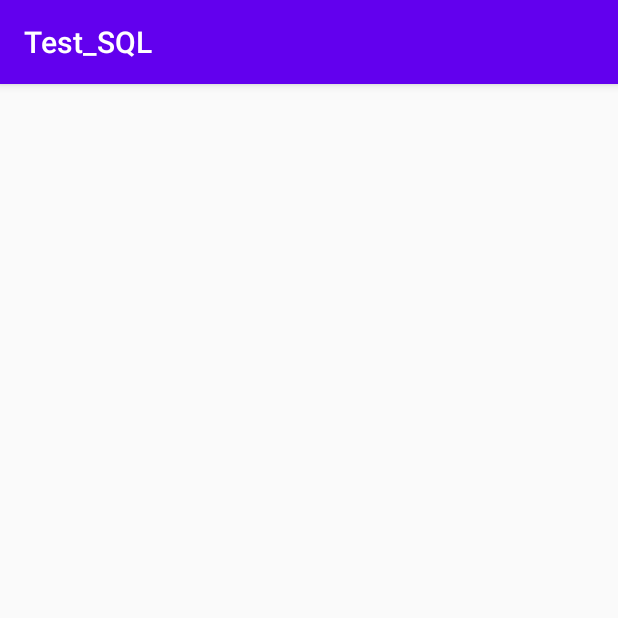
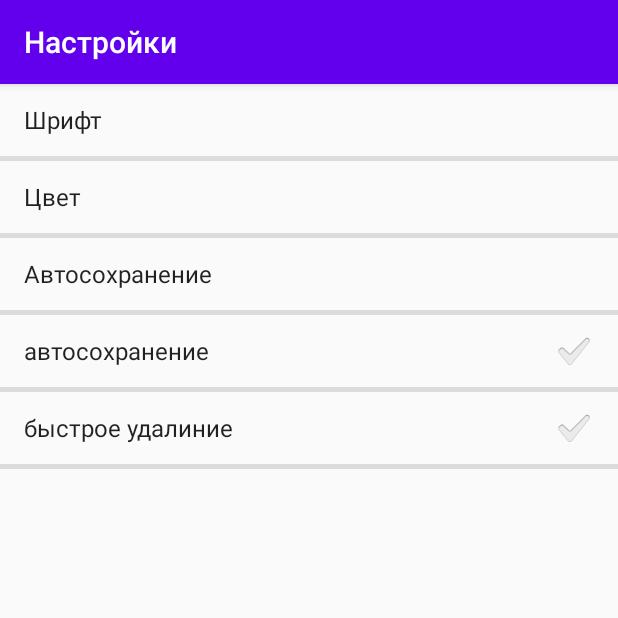
Before and after one commit to ZYMixx/Test_SQL, an Android app: the Settings screen opened directly, with no data from a screen before it, on a phone screen of 412 x 824 dp, the top half of it. Run offline under Robolectric (Android 15) with nearby library versions, the phone set to English and light mode, and no system bars.

Commit message:
Прописана активность "Настройки"

```diff
--- a/app/src/main/java/com/zymixx/test_sql/Recycle_Bin.java
+++ b/app/src/main/java/com/zymixx/test_sql/Recycle_Bin.java
@@ -5,10 +5,16 @@ import android.os.Bundle;
 import androidx.annotation.Nullable;
 import androidx.appcompat.app.AppCompatActivity;
 
-class Recycle_Bin extends AppCompatActivity {
+public class Recycle_Bin extends AppCompatActivity {
     @Override
     protected void onCreate(@Nullable Bundle savedInstanceState) {
         super.onCreate(savedInstanceState);
         setContentView(R.layout.recycle_bin_layout);
+        makeGUI ();
+    }
+
+    public void makeGUI (){
+        getSupportActionBar().setTitle(R.string.recycle_bin);
+
     }
 }
--- a/app/src/main/java/com/zymixx/test_sql/Scroll.java
+++ b/app/src/main/java/com/zymixx/test_sql/Scroll.java
@@ -67,7 +67,7 @@ public class Scroll extends AppCompatActivity implements NavigationView.OnNaviga
     NavigationView navigationView;
 
     //для вычесления размера записей на экране
-    int dWidth;
+    static int dWidth;
     int otstup;
     int notesSIze;
 
@@ -104,20 +104,17 @@ public class Scroll extends AppCompatActivity implements NavigationView.OnNaviga
                     case(R.id.Serch): System.out.println("Поиск");
                         intent = new Intent(Scroll.this, Search.class);
                         startActivity(intent);
-
                         return true;
                     case(R.id.Setting): System.out.println("Настройки");
                         intent = new Intent(Scroll.this, Settings.class);
                         startActivity(intent);
-
                         return true;
                     case(R.id.Recycle_bin): System.out.println("Мусорка");
                         intent = new Intent(Scroll.this, Recycle_Bin.class);
                         startActivity(intent);
-
                         return true;
                 }
-
+                drawer.closeDrawers();
                 return false;
             }
 
@@ -261,13 +258,13 @@ public class Scroll extends AppCompatActivity implements NavigationView.OnNaviga
     public void makeGUI (){
 
         drawer = findViewById(R.id.drawer_layout);
-        navigationView = new NavigationView(this);
+        //navigationView = new NavigationView(this);
         navigationView = findViewById(R.id.nav_view);
-        main_nestedScrollView = new NestedScrollView(Scroll.this);
+      //  main_nestedScrollView = new NestedScrollView(Scroll.this);
         main_nestedScrollView = (NestedScrollView) findViewById(R.id.my_scroll);
-        main_frameLayout = new FrameLayout(Scroll.this);
+      //  main_frameLayout = new FrameLayout(Scroll.this);
         main_frameLayout = (FrameLayout) findViewById(R.id.main_frameLayout);
-        into_main_frameLayout1 = new FrameLayout(Scroll.this);
+      //  into_main_frameLayout1 = new FrameLayout(Scroll.this);
         into_main_frameLayout1 = (FrameLayout) findViewById(R.id.into_main_frameLayout1);
 
         floatingActionButton = findViewById(R.id.fabab);
--- a/app/src/main/java/com/zymixx/test_sql/Search.java
+++ b/app/src/main/java/com/zymixx/test_sql/Search.java
@@ -5,7 +5,7 @@ import android.os.Bundle;
 import androidx.annotation.Nullable;
 import androidx.appcompat.app.AppCompatActivity;
 
-class Search extends AppCompatActivity {
+public class Search extends AppCompatActivity {
 
     @Override
     protected void onCreate (@Nullable Bundle savedInstanceState){
@@ -15,6 +15,7 @@ class Search extends AppCompatActivity {
     }
 
     public void makeGUI (){
+        getSupportActionBar().setTitle(R.string.search);
 
     }
 }
--- a/app/src/main/java/com/zymixx/test_sql/Settings.java
+++ b/app/src/main/java/com/zymixx/test_sql/Settings.java
@@ -1,19 +1,57 @@
 package com.zymixx.test_sql;
 
 import android.os.Bundle;
+import android.view.View;
+import android.view.ViewGroup;
+import android.view.ViewTreeObserver;
+import android.view.WindowManager;
+import android.widget.ArrayAdapter;
+import android.widget.FrameLayout;
+import android.widget.LinearLayout;
+import android.widget.ListAdapter;
+import android.widget.ListView;
+import android.widget.RelativeLayout;
+import android.widget.Spinner;
 
 import androidx.annotation.Nullable;
 import androidx.appcompat.app.AppCompatActivity;
+import androidx.core.widget.NestedScrollView;
 
-class Settings extends AppCompatActivity {
+public class Settings extends AppCompatActivity {
+
+    static int hhh;
+
     @Override
     protected void onCreate(@Nullable Bundle savedInstanceState) {
         super.onCreate(savedInstanceState);
         setContentView(R.layout.settings_layout);
         makeGUI();
+
     }
 
     public void makeGUI (){
+        getSupportActionBar().setTitle(R.string.settings);
+        LinearLayout linearLayout = findViewById(R.id.setting_LinearLayout);
+        ArrayAdapter<CharSequence> adapter = ArrayAdapter.createFromResource(this, R.array.settings_items,
+                android.R.layout.simple_list_item_1);
+        adapter.setDropDownViewResource(android.R.layout.simple_spinner_dropdown_item);
+        ListView listView = new ListView(this);
+        listView.setLayoutParams(new ViewGroup.LayoutParams(ViewGroup.LayoutParams.MATCH_PARENT, ViewGroup.LayoutParams.WRAP_CONTENT));
+        listView.setAdapter(adapter);
+        listView.setPadding(0,0,0,5);
+        listView.setClipToPadding(false);
+        listView.setDividerHeight(5); //разделитель ячеек
+
+        ListView secondListView = new ListView(this);
+        ArrayAdapter<String> secondAdapter = new ArrayAdapter<String>(this, android.R.layout.simple_list_item_checked,
+                new String[]{"автосохранение", "быстрое удалиние"});
+        secondListView.setAdapter(secondAdapter);
+        secondListView.setDividerHeight(5);
+        secondListView.setPadding(0,0,0,5);
+        secondListView.setClipToPadding(false);
+
+        linearLayout.addView(listView);
+        linearLayout.addView(secondListView);
 
     }
 }
--- a/app/src/main/res/layout/settings_layout.xml
+++ b/app/src/main/res/layout/settings_layout.xml
@@ -1,25 +1,11 @@
 <?xml version="1.0" encoding="utf-8"?>
 
-<androidx.core.widget.NestedScrollView xmlns:app="http://schemas.android.com/apk/res-auto"
-    style="@style/NestedScrollBarStyle"
-    android:id="@+id/settingd_id"
-    xmlns:tools="http://schemas.android.com/tools"
-    xmlns:android="http://schemas.android.com/apk/res/android"
+<LinearLayout
+    android:id="@+id/setting_LinearLayout"
     android:layout_width="match_parent"
     android:layout_height="match_parent"
-    tools:context=".Settings">
+    xmlns:android="http://schemas.android.com/apk/res/android"
+    android:orientation="vertical">
 
-    <FrameLayout
-        android:id="@+id/settings_frameLayout"
-        android:layout_width="wrap_content"
-        android:layout_height="wrap_content">
 
-        <FrameLayout
-            android:id="@+id/into_settings_frameLayout"
-            android:layout_width="wrap_content"
-            android:layout_height="wrap_content">
-        </FrameLayout>
-
-    </FrameLayout>
-
-</androidx.core.widget.NestedScrollView>
+</LinearLayout  >
--- a/app/src/main/res/values/strings.xml
+++ b/app/src/main/res/values/strings.xml
@@ -3,8 +3,20 @@
     <string name="open">open</string>
     <string name="closs">closs</string>
     <string name="Dwight"></string>
+    <string name="title_activity_scrolling">ScrollingActivity</string>
+    <string name="action_settings">Settings</string>
 
-    <string name="title_activity_scrolling">ScrollingActivity</string>
 
-    <string name="action_settings">Settings</string>
+<!--    называния активностей-->
+    <string name="settings">Настройки</string>
+    <string name="recycle_bin">Корзина</string>
+    <string name="search">Поиск</string>
+
+    <array name="settings_items">
+        <item>Шрифт</item>
+        <item>Цвет</item>
+        <item>Автосохранение</item>
+
+    </array>
+
 </resources>
```
